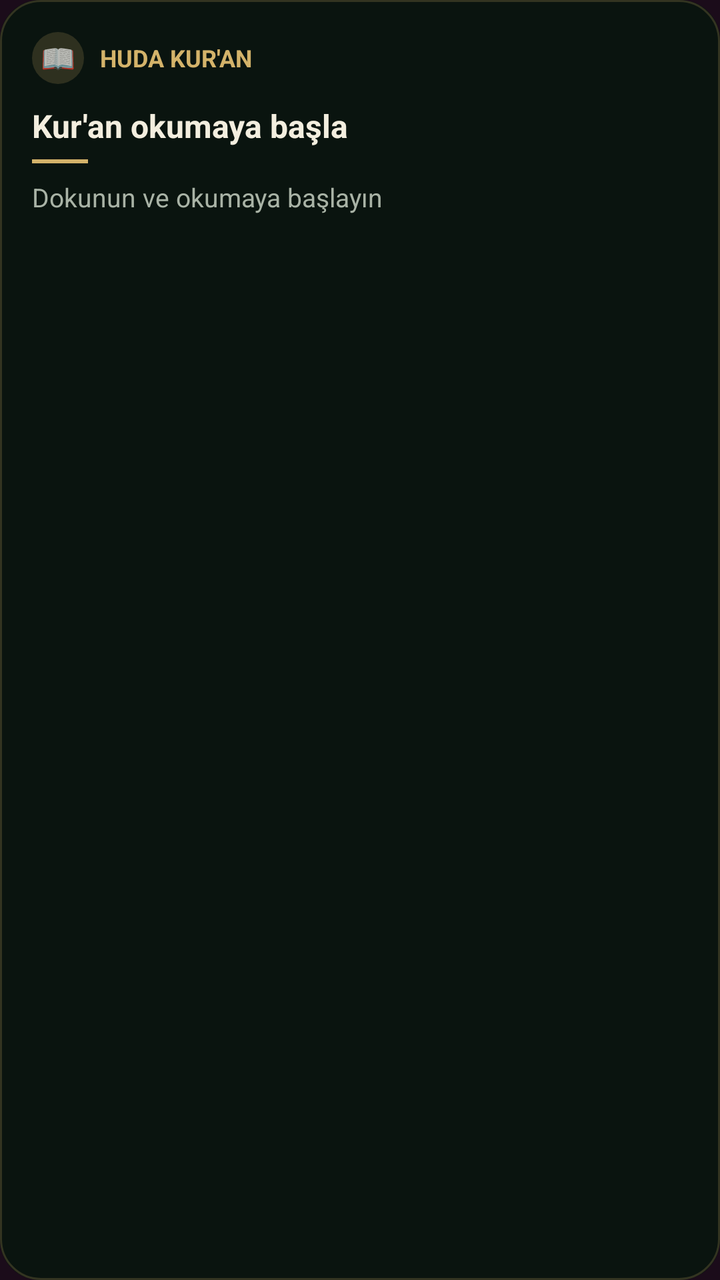
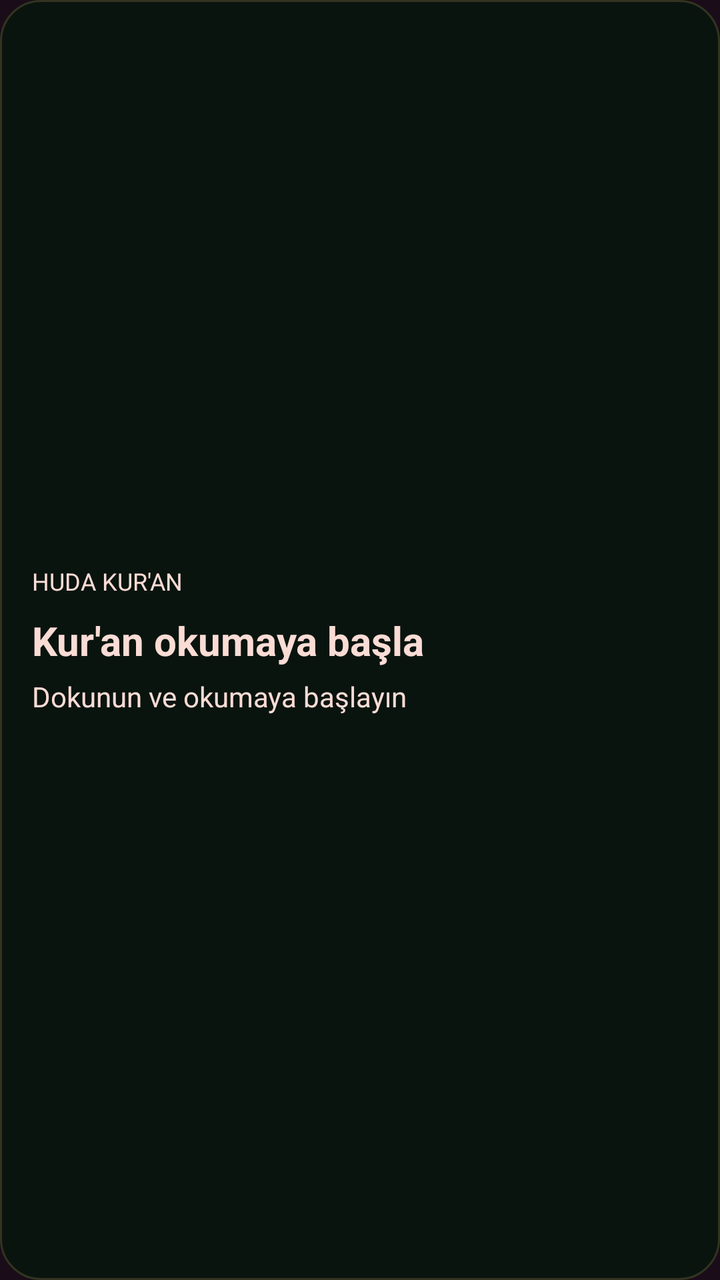

Compare the two renders of this Android layout. The source of the first and the diff that turns it into the second are given below.
<!-- AndroidManifest.xml: application theme Theme.HudaQuran -->
<!-- res/layout/widget_last_read.xml -->
<?xml version="1.0" encoding="utf-8"?>
<LinearLayout xmlns:android="http://schemas.android.com/apk/res/android"
    android:id="@+id/widget_root"
    android:layout_width="match_parent"
    android:layout_height="match_parent"
    android:background="@drawable/widget_background"
    android:contentDescription="@string/widget_description"
    android:orientation="vertical"
    android:padding="16dp">

    <LinearLayout
        android:layout_width="match_parent"
        android:layout_height="wrap_content"
        android:gravity="center_vertical"
        android:orientation="horizontal">

        <TextView
            android:layout_width="26dp"
            android:layout_height="26dp"
            android:background="@drawable/widget_icon_bubble"
            android:contentDescription="@null"
            android:gravity="center"
            android:text="📖"
            android:textSize="14sp" />

        <TextView
            android:id="@+id/widget_eyebrow"
            android:layout_width="wrap_content"
            android:layout_height="wrap_content"
            android:layout_marginStart="8dp"
            android:text="@string/widget_app_label"
            android:textColor="#D4B36A"
            android:textSize="12sp"
            android:textStyle="bold" />

    </LinearLayout>

    <TextView
        android:id="@+id/widget_title"
        android:layout_width="match_parent"
        android:layout_height="wrap_content"
        android:layout_marginTop="10dp"
        android:ellipsize="end"
        android:maxLines="1"
        android:text="@string/widget_title_placeholder"
        android:textColor="#F3EEDF"
        android:textSize="16sp"
        android:textStyle="bold" />

    <TextView
        android:layout_width="28dp"
        android:layout_height="2dp"
        android:layout_marginTop="6dp"
        android:background="#D4B36A" />

    <TextView
        android:id="@+id/widget_subtitle"
        android:layout_width="match_parent"
        android:layout_height="wrap_content"
        android:layout_marginTop="8dp"
        android:ellipsize="end"
        android:maxLines="2"
        android:text="@string/widget_subtitle_placeholder"
        android:textColor="#A9B3A6"
        android:textSize="13sp" />

</LinearLayout>
<!-- resources referenced by this layout -->
<resources>
  <!-- drawable widget_background (drawable) -->
  <?xml version="1.0" encoding="utf-8"?>
  <layer-list xmlns:android="http://schemas.android.com/apk/res/android">
      <item>
          <shape android:shape="rectangle">
              <solid android:color="#0A140F" />
              <corners android:radius="20dp" />
          </shape>
      </item>
      <item>
          <shape android:shape="rectangle">
              <stroke android:width="1dp" android:color="#33D4B36A" />
              <corners android:radius="20dp" />
          </shape>
      </item>
  </layer-list>
  <!-- drawable widget_icon_bubble (drawable) -->
  <?xml version="1.0" encoding="utf-8"?>
  <shape xmlns:android="http://schemas.android.com/apk/res/android" android:shape="oval">
      <solid android:color="#2ED4B36A" />
  </shape>
  <string name="widget_app_label">HUDA KUR\'AN</string>
  <string name="widget_description">Kaldığınız yerden okumaya devam edin</string>
  <string name="widget_subtitle_placeholder">Dokunun ve okumaya başlayın</string>
  <string name="widget_title_placeholder">Kur\'an okumaya başla</string>
  <style name="Theme.HudaQuran" parent="@android:style/Theme.Material.NoActionBar">
          <item name="android:windowBackground">@color/sakura_ink</item>
          <item name="android:colorBackground">@color/sakura_ink</item>
          <item name="android:statusBarColor">@android:color/transparent</item>
          <item name="android:navigationBarColor">@color/sakura_ink</item>
      </style>
  <color name="sakura_ink">#FF1B0C1A</color>
</resources>

<!-- the commit's change to res/layout/widget_last_read.xml (unified diff, before → after) -->
@@ -5,63 +5,40 @@
     android:layout_height="match_parent"
     android:background="@drawable/widget_background"
     android:contentDescription="@string/widget_description"
+    android:gravity="center_vertical"
     android:orientation="vertical"
     android:padding="16dp">
 
-    <LinearLayout
+    <TextView
+        android:id="@+id/widget_eyebrow"
         android:layout_width="match_parent"
         android:layout_height="wrap_content"
-        android:gravity="center_vertical"
-        android:orientation="horizontal">
-
-        <TextView
-            android:layout_width="26dp"
-            android:layout_height="26dp"
-            android:background="@drawable/widget_icon_bubble"
-            android:contentDescription="@null"
-            android:gravity="center"
-            android:text="📖"
-            android:textSize="14sp" />
-
-        <TextView
-            android:id="@+id/widget_eyebrow"
-            android:layout_width="wrap_content"
-            android:layout_height="wrap_content"
-            android:layout_marginStart="8dp"
-            android:text="@string/widget_app_label"
-            android:textColor="#D4B36A"
-            android:textSize="12sp"
-            android:textStyle="bold" />
-
-    </LinearLayout>
+        android:ellipsize="end"
+        android:maxLines="1"
+        android:text="@string/widget_app_label"
+        android:textColor="@color/sakura_blossom"
+        android:textSize="12sp" />
 
     <TextView
         android:id="@+id/widget_title"
         android:layout_width="match_parent"
         android:layout_height="wrap_content"
-        android:layout_marginTop="10dp"
+        android:layout_marginTop="8dp"
         android:ellipsize="end"
         android:maxLines="1"
         android:text="@string/widget_title_placeholder"
-        android:textColor="#F3EEDF"
-        android:textSize="16sp"
+        android:textColor="@color/sakura_blossom"
+        android:textSize="20sp"
         android:textStyle="bold" />
-
-    <TextView
-        android:layout_width="28dp"
-        android:layout_height="2dp"
-        android:layout_marginTop="6dp"
-        android:background="#D4B36A" />
 
     <TextView
         android:id="@+id/widget_subtitle"
         android:layout_width="match_parent"
         android:layout_height="wrap_content"
-        android:layout_marginTop="8dp"
+        android:layout_marginTop="5dp"
         android:ellipsize="end"
         android:maxLines="2"
         android:text="@string/widget_subtitle_placeholder"
-        android:textColor="#A9B3A6"
-        android:textSize="13sp" />
-
+        android:textColor="@color/sakura_blossom"
+        android:textSize="14sp" />
 </LinearLayout>
<!-- resource entries referenced after the edit -->
@@ -1,5 +1,6 @@
 <!-- resources referenced by this layout -->
 <resources>
+  <color name="sakura_blossom">#FFFADCD5</color>
   <!-- drawable widget_background (drawable) -->
   <?xml version="1.0" encoding="utf-8"?>
   <layer-list xmlns:android="http://schemas.android.com/apk/res/android">
@@ -16,11 +17,6 @@
           </shape>
       </item>
   </layer-list>
-  <!-- drawable widget_icon_bubble (drawable) -->
-  <?xml version="1.0" encoding="utf-8"?>
-  <shape xmlns:android="http://schemas.android.com/apk/res/android" android:shape="oval">
-      <solid android:color="#2ED4B36A" />
-  </shape>
   <string name="widget_app_label">HUDA KUR\'AN</string>
   <string name="widget_description">Kaldığınız yerden okumaya devam edin</string>
   <string name="widget_subtitle_placeholder">Dokunun ve okumaya başlayın</string>
